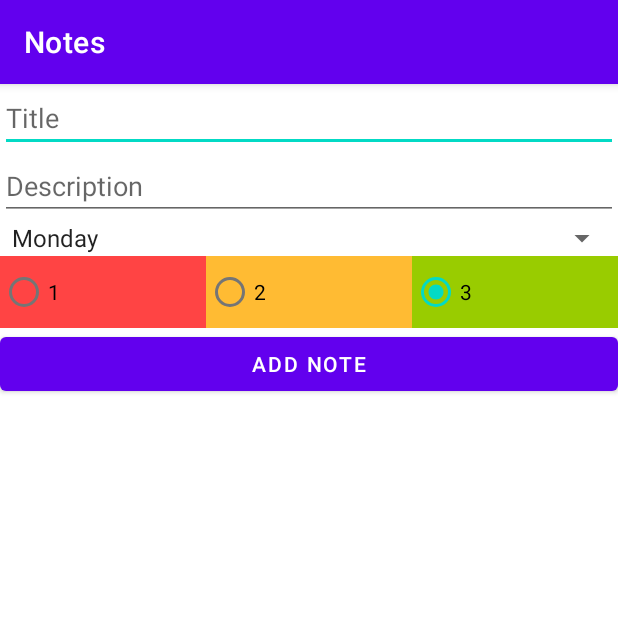
After one commit to paveln0366/Notes, an Android app: the AddNoteActivity screen opened directly, with no data from a screen before it, on a phone screen of 412 x 824 dp, the top half of it. The commit adds this screen. Run offline under Robolectric (Android 15) with nearby library versions, the phone set to English and light mode, and no system bars.

Commit message:
AddNoteActivity created

```diff
--- a/app/src/main/AndroidManifest.xml
+++ b/app/src/main/AndroidManifest.xml
@@ -9,6 +9,7 @@
         android:roundIcon="@mipmap/ic_launcher_round"
         android:supportsRtl="true"
         android:theme="@style/Theme.Notes">
+        <activity android:name=".AddNoteActivity"></activity>
         <activity android:name=".MainActivity">
             <intent-filter>
                 <action android:name="android.intent.action.MAIN" />
--- /dev/null
+++ b/app/src/main/java/com/pavelpotapov/notes/AddNoteActivity.java
@@ -0,0 +1,42 @@
+package com.pavelpotapov.notes;
+
+import androidx.appcompat.app.AppCompatActivity;
+
+import android.content.Intent;
+import android.os.Bundle;
+import android.view.View;
+import android.widget.EditText;
+import android.widget.RadioButton;
+import android.widget.RadioGroup;
+import android.widget.Spinner;
+
+public class AddNoteActivity extends AppCompatActivity {
+
+    private EditText editTextTitle;
+    private EditText editTextDescription;
+    private Spinner spinnerDaysOfWeek;
+    private RadioGroup radioGroupPriority;
+
+    @Override
+    protected void onCreate(Bundle savedInstanceState) {
+        super.onCreate(savedInstanceState);
+        setContentView(R.layout.activity_add_note);
+        editTextTitle = findViewById(R.id.editTextTitle);
+        editTextDescription = findViewById(R.id.editTextDescription);
+        spinnerDaysOfWeek = findViewById(R.id.spinnerDaysOfWeek);
+        radioGroupPriority = findViewById(R.id.radioGroupPriority);
+    }
+
+    public void onClickSaveNote(View view) {
+        String title = editTextTitle.getText().toString().trim();
+        String description = editTextDescription.getText().toString().trim();
+        String dayOfWeek = spinnerDaysOfWeek.getSelectedItem().toString();
+        int radioButtonId = radioGroupPriority.getCheckedRadioButtonId();
+        RadioButton radioButton = findViewById(radioButtonId);
+        int priority = Integer.parseInt(radioButton.getText().toString());
+        Note note = new Note(title, description, dayOfWeek, priority);
+        MainActivity.notes.add(note);
+        Intent intent = new Intent(this, MainActivity.class);
+        startActivity(intent);
+    }
+}
--- a/app/src/main/java/com/pavelpotapov/notes/MainActivity.java
+++ b/app/src/main/java/com/pavelpotapov/notes/MainActivity.java
@@ -4,13 +4,15 @@ import androidx.appcompat.app.AppCompatActivity;
 import androidx.recyclerview.widget.LinearLayoutManager;
 import androidx.recyclerview.widget.RecyclerView;
 
+import android.content.Intent;
 import android.os.Bundle;
+import android.view.View;
 
 import java.util.ArrayList;
 
 public class MainActivity extends AppCompatActivity {
     private RecyclerView recyclerViewNotes;
-    private ArrayList<Note> notes = new ArrayList<>();
+    public static final ArrayList<Note> notes = new ArrayList<>();
 
     @Override
     protected void onCreate(Bundle savedInstanceState) {
@@ -19,6 +21,7 @@ public class MainActivity extends AppCompatActivity {
 
         recyclerViewNotes = findViewById(R.id.recyclerViewNotes);
 
+        if (notes.isEmpty()) {
             notes.add(new Note("Title 1", "Description 1", "Day 1", 1));
             notes.add(new Note("Title 2", "Description 2", "Day 2", 2));
             notes.add(new Note("Title 3", "Description 3", "Day 3", 3));
@@ -26,9 +29,15 @@ public class MainActivity extends AppCompatActivity {
             notes.add(new Note("Title 5", "Description 5", "Day 5", 2));
             notes.add(new Note("Title 6", "Description 6", "Day 6", 2));
             notes.add(new Note("Title 7", "Description 7", "Day 7", 1));
+        }
 
         NotesAdapter adapter = new NotesAdapter(notes);
         recyclerViewNotes.setLayoutManager(new LinearLayoutManager(this));
         recyclerViewNotes.setAdapter(adapter);
     }
+
+    public void onClickAddNote(View view) {
+        Intent intent = new Intent(this, AddNoteActivity.class);
+        startActivity(intent);
     }
+}
--- /dev/null
+++ b/app/src/main/res/layout/activity_add_note.xml
@@ -0,0 +1,85 @@
+<?xml version="1.0" encoding="utf-8"?>
+<androidx.constraintlayout.widget.ConstraintLayout xmlns:android="http://schemas.android.com/apk/res/android"
+    xmlns:app="http://schemas.android.com/apk/res-auto"
+    xmlns:tools="http://schemas.android.com/tools"
+    android:layout_width="match_parent"
+    android:layout_height="match_parent"
+    tools:context=".AddNoteActivity">
+
+    <EditText
+        android:id="@+id/editTextTitle"
+        android:layout_width="0dp"
+        android:layout_height="wrap_content"
+        android:ems="10"
+        android:inputType="textPersonName"
+        android:hint="@string/hint_title"
+        app:layout_constraintEnd_toEndOf="parent"
+        app:layout_constraintStart_toStartOf="parent"
+        app:layout_constraintTop_toTopOf="parent" />
+
+    <EditText
+        android:id="@+id/editTextDescription"
+        android:layout_width="0dp"
+        android:layout_height="wrap_content"
+        android:ems="10"
+        android:gravity="start|top"
+        android:inputType="textMultiLine"
+        android:hint="@string/hint_description"
+        app:layout_constraintEnd_toEndOf="parent"
+        app:layout_constraintStart_toStartOf="parent"
+        app:layout_constraintTop_toBottomOf="@+id/editTextTitle" />
+
+    <Spinner
+        android:id="@+id/spinnerDaysOfWeek"
+        android:layout_width="0dp"
+        android:layout_height="wrap_content"
+        android:entries="@array/days_of_week"
+        app:layout_constraintEnd_toEndOf="parent"
+        app:layout_constraintStart_toStartOf="parent"
+        app:layout_constraintTop_toBottomOf="@+id/editTextDescription" />
+
+    <RadioGroup
+        android:id="@+id/radioGroupPriority"
+        android:layout_width="0dp"
+        android:layout_height="wrap_content"
+        android:orientation="horizontal"
+        app:layout_constraintEnd_toEndOf="parent"
+        app:layout_constraintStart_toStartOf="parent"
+        app:layout_constraintTop_toBottomOf="@+id/spinnerDaysOfWeek">
+
+        <RadioButton
+            android:id="@+id/radioButton1"
+            android:layout_width="wrap_content"
+            android:layout_height="wrap_content"
+            android:layout_weight="1"
+            android:background="@android:color/holo_red_light"
+            android:text="@string/priority_1" />
+
+        <RadioButton
+            android:id="@+id/radioButton2"
+            android:layout_width="wrap_content"
+            android:layout_height="wrap_content"
+            android:layout_weight="1"
+            android:background="@android:color/holo_orange_light"
+            android:text="@string/priority_2" />
+
+        <RadioButton
+            android:id="@+id/radioButton3"
+            android:layout_width="wrap_content"
+            android:layout_height="wrap_content"
+            android:layout_weight="1"
+            android:background="@android:color/holo_green_light"
+            android:text="@string/priority_3"
+            android:checked="true"/>
+    </RadioGroup>
+
+    <Button
+        android:id="@+id/buttonSaveNote"
+        android:layout_width="0dp"
+        android:layout_height="wrap_content"
+        android:text="@string/add_note"
+        android:onClick="onClickSaveNote"
+        app:layout_constraintEnd_toEndOf="parent"
+        app:layout_constraintStart_toStartOf="parent"
+        app:layout_constraintTop_toBottomOf="@+id/radioGroupPriority" />
+</androidx.constraintlayout.widget.ConstraintLayout>
--- a/app/src/main/res/layout/activity_main.xml
+++ b/app/src/main/res/layout/activity_main.xml
@@ -15,4 +15,15 @@
         app:layout_constraintStart_toStartOf="parent"
         app:layout_constraintTop_toTopOf="parent" />
 
+    <com.google.android.material.floatingactionbutton.FloatingActionButton
+        android:id="@+id/buttonAddNote"
+        android:layout_width="wrap_content"
+        android:layout_height="wrap_content"
+        android:clickable="true"
+        android:onClick="onClickAddNote"
+        android:layout_margin="16dp"
+        app:layout_constraintBottom_toBottomOf="parent"
+        app:layout_constraintEnd_toEndOf="parent"
+        app:srcCompat="@android:drawable/ic_input_add" />
+
 </androidx.constraintlayout.widget.ConstraintLayout>
--- a/app/src/main/res/layout/note_item.xml
+++ b/app/src/main/res/layout/note_item.xml
@@ -16,7 +16,7 @@
             android:layout_width="0dp"
             android:layout_height="wrap_content"
             android:padding="16dp"
-            android:text="TextView"
+            tools:text="Title"
             android:textColor="@color/white"
             app:layout_constraintEnd_toEndOf="parent"
             app:layout_constraintStart_toStartOf="parent"
@@ -26,7 +26,7 @@
             android:id="@+id/textViewDescription"
             android:layout_width="wrap_content"
             android:layout_height="wrap_content"
-            android:text="TextView"
+            tools:text="Description"
             android:layout_margin="8dp"
             app:layout_constraintStart_toStartOf="parent"
             app:layout_constraintTop_toBottomOf="@+id/textViewTitle" />
@@ -35,7 +35,7 @@
             android:id="@+id/textViewDayOfWeek"
             android:layout_width="wrap_content"
             android:layout_height="wrap_content"
-            android:text="TextView"
+            tools:text="Day"
             android:layout_marginLeft="8dp"
             app:layout_constraintStart_toEndOf="@+id/textViewLabelDayOfWeek"
             app:layout_constraintTop_toTopOf="@+id/textViewLabelDayOfWeek" />
--- a/app/src/main/res/values/strings.xml
+++ b/app/src/main/res/values/strings.xml
@@ -1,4 +1,20 @@
 <resources>
     <string name="app_name">Notes</string>
     <string name="day_of_week">Day of week:</string>
+    <string name="hint_title">Title</string>
+    <string name="hint_description">Description</string>
+    <string name="priority_1">1</string>
+    <string name="priority_2">2</string>
+    <string name="priority_3">3</string>
+    <string name="add_note">Add note</string>
+
+    <string-array name="days_of_week">
+        <item>Monday</item>
+        <item>Tuesday</item>
+        <item>Wednesday</item>
+        <item>Thursday</item>
+        <item>Friday</item>
+        <item>Saturday</item>
+        <item>Sunday</item>
+    </string-array>
 </resources>
```
Lines whose indentation alone changed are shown as unchanged.
